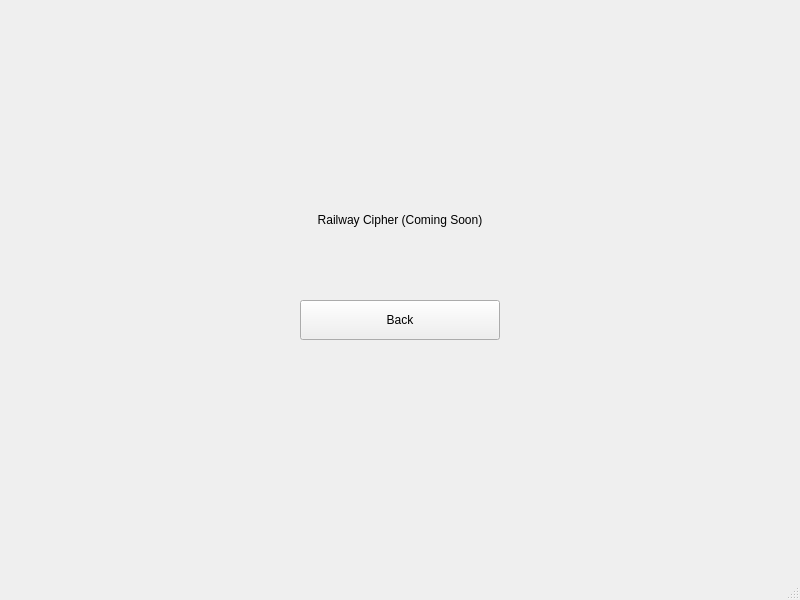
The window that mainwindow.ui (Aracellii/projekkripto) describes before a commit, drawn with Qt 5.
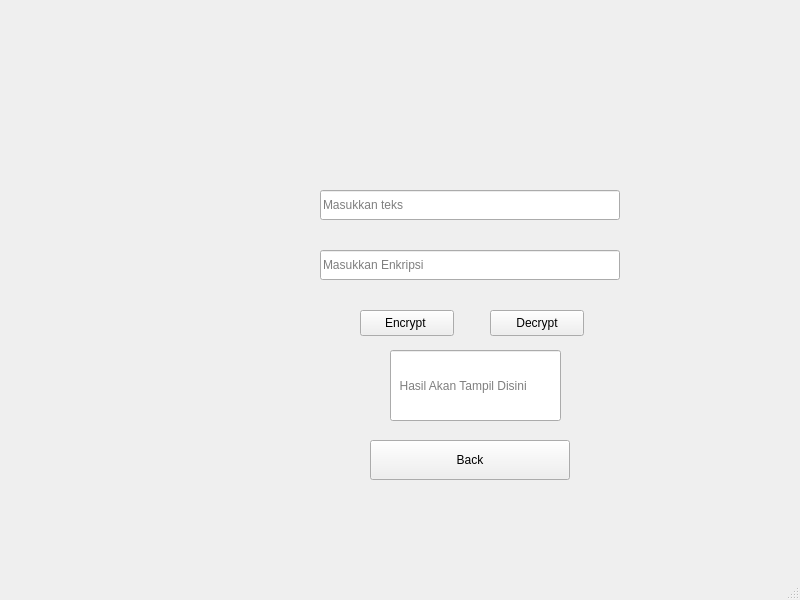
The same window after the commit. The open tabs and pages were chosen to show the change.

The edit to the form file:
```diff
--- a/mainwindow.ui
+++ b/mainwindow.ui
@@ -17,8 +17,8 @@
    <widget class="QStackedWidget" name="stackedWidget">
     <property name="geometry">
      <rect>
-      <x>0</x>
-      <y>0</y>
+      <x>50</x>
+      <y>30</y>
       <width>800</width>
       <height>550</height>
      </rect>
@@ -138,27 +138,11 @@
      </widget>
     </widget>
     <widget class="QWidget" name="page_3">
-     <widget class="QLabel" name="labelRailway">
+     <widget class="QPushButton" name="pushButtonBackViginere">
       <property name="geometry">
        <rect>
-        <x>200</x>
-        <y>200</y>
-        <width>400</width>
-        <height>40</height>
-       </rect>
-      </property>
-      <property name="text">
-       <string>Railway Cipher (Coming Soon)</string>
-      </property>
-      <property name="alignment">
-       <set>Qt::AlignmentFlag::AlignCenter</set>
-      </property>
-     </widget>
-     <widget class="QPushButton" name="pushButtonBackRailway">
-      <property name="geometry">
-       <rect>
-        <x>300</x>
-        <y>300</y>
+        <x>320</x>
+        <y>410</y>
         <width>200</width>
         <height>40</height>
        </rect>
@@ -167,6 +151,74 @@
        <string>Back</string>
       </property>
      </widget>
+     <widget class="QLineEdit" name="lineEditInputViginere">
+      <property name="geometry">
+       <rect>
+        <x>270</x>
+        <y>160</y>
+        <width>300</width>
+        <height>30</height>
+       </rect>
+      </property>
+      <property name="placeholderText">
+       <string>Masukkan teks</string>
+      </property>
+     </widget>
+     <widget class="QLineEdit" name="lineEditInputViginere2">
+      <property name="geometry">
+       <rect>
+        <x>270</x>
+        <y>220</y>
+        <width>300</width>
+        <height>30</height>
+       </rect>
+      </property>
+      <property name="text">
+       <string/>
+      </property>
+      <property name="placeholderText">
+       <string>Masukkan Enkripsi</string>
+      </property>
+     </widget>
+     <widget class="QPushButton" name="pushButtonEncryptViginere">
+      <property name="geometry">
+       <rect>
+        <x>310</x>
+        <y>280</y>
+        <width>94</width>
+        <height>26</height>
+       </rect>
+      </property>
+      <property name="text">
+       <string>Encrypt </string>
+      </property>
+     </widget>
+     <widget class="QPushButton" name="pushButtonDecryptViginere">
+      <property name="geometry">
+       <rect>
+        <x>440</x>
+        <y>280</y>
+        <width>94</width>
+        <height>26</height>
+       </rect>
+      </property>
+      <property name="text">
+       <string>Decrypt</string>
+      </property>
+     </widget>
+     <widget class="QLineEdit" name="lineOutputViginere">
+      <property name="geometry">
+       <rect>
+        <x>340</x>
+        <y>320</y>
+        <width>171</width>
+        <height>71</height>
+       </rect>
+      </property>
+      <property name="placeholderText">
+       <string>  Hasil Akan Tampil Disini</string>
+      </property>
+     </widget>
     </widget>
    </widget>
   </widget>
```
Left out of the diff: 43 changed lines with no effect on the pictures.
